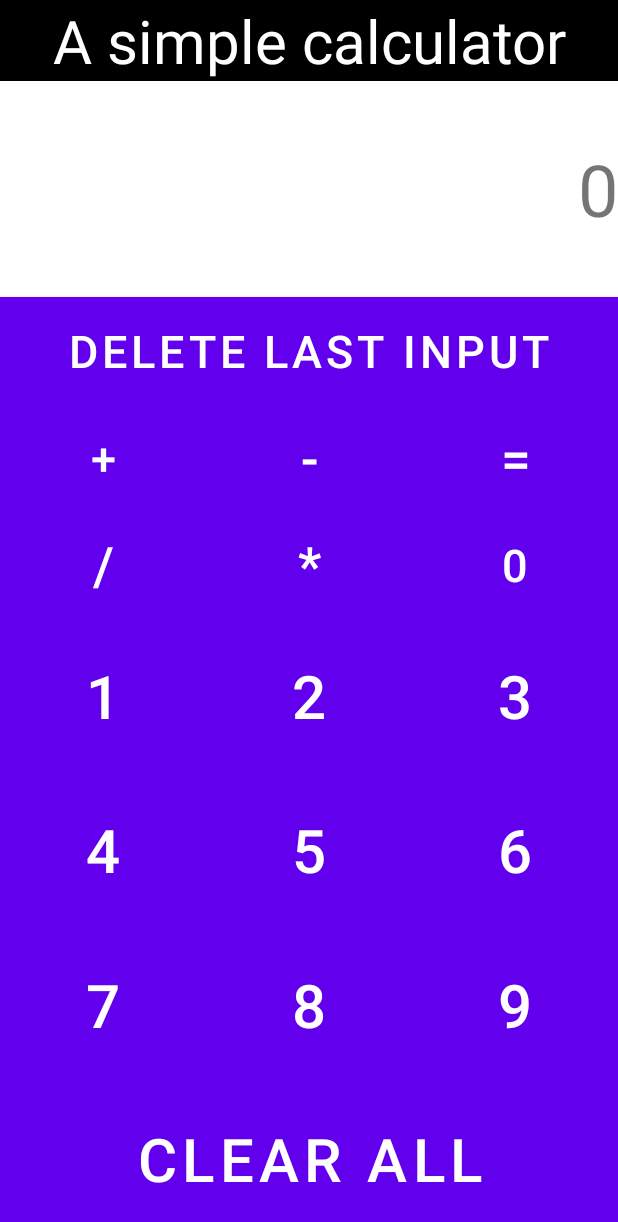
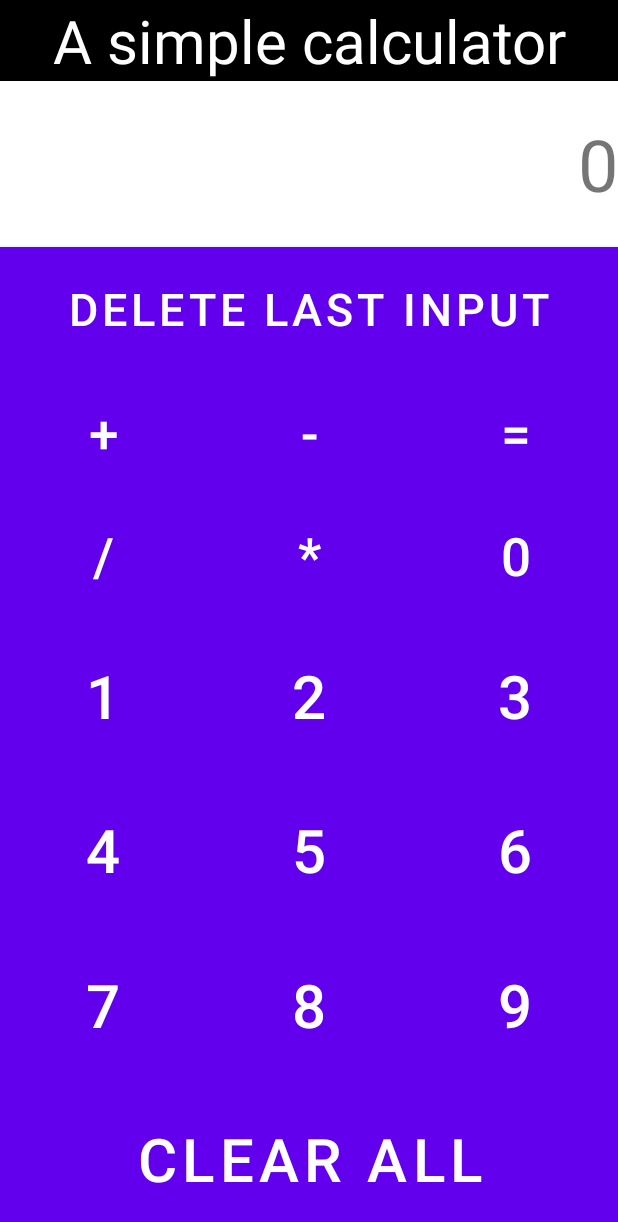
Before and after one commit to ilya-shevtsov/MyCalculator, an Android app: the layout activity_main.xml on its own in the app's theme, with its tools: preview values and no code run, on a phone screen of 412 x 824 dp. Shown: the top 1222 px of the screen. Run offline under Robolectric (Android 15) with nearby library versions, the phone set to English and light mode, and no system bars.

Commit message:
cleaning XML

```diff
--- a/app/src/main/java/com/example/myapplication/MainActivity.kt
+++ b/app/src/main/java/com/example/myapplication/MainActivity.kt
@@ -32,6 +32,7 @@ class MainActivity : AppCompatActivity() {
     private lateinit var buttonMinus: Button
     private lateinit var buttonCalculate: Button
     private lateinit var buttonClearAll: Button
+    private lateinit var buttonClearLast: Button
 
     private lateinit var result: TextView
     private lateinit var headText: TextView
@@ -57,6 +58,7 @@ class MainActivity : AppCompatActivity() {
         buttonMinus = findViewById(R.id.minus)
         buttonCalculate = findViewById(R.id.calculate)
         buttonClearAll = findViewById(R.id.clearAll)
+        buttonClearLast = findViewById(R.id.deleteLastElement)
 
         result = findViewById(R.id.resultID)
         headText = findViewById(R.id.headText)
@@ -65,6 +67,12 @@ class MainActivity : AppCompatActivity() {
             calculationBar = "0"
             result.text = "0"
         }
+
+        buttonClearLast.setOnClickListener {
+            calculationBar = calculationBar.dropLast(1)
+            result.text = calculationBar
+        }
+
 
         buttonZero.setOnClickListener {
             calculationBar += getString(R.string.Zero)
--- a/app/src/main/res/layout/activity_main.xml
+++ b/app/src/main/res/layout/activity_main.xml
@@ -18,7 +18,7 @@
         android:layout_width="wrap_content"
         android:layout_height="wrap_content"
         android:orientation="horizontal"
-        app:layout_constraintGuide_percent="0.24" />
+        app:layout_constraintGuide_percent="0.20" />
 
 
     <TextView
@@ -43,10 +43,10 @@
         android:autoSizeTextType="uniform"
         android:gravity="center_vertical|end"
         android:text="@string/Result"
-        app:layout_constraintBottom_toTopOf="@+id/deleteLastElement"
+        app:layout_constraintBottom_toTopOf="@id/deleteLastElement"
         app:layout_constraintEnd_toEndOf="parent"
         app:layout_constraintStart_toStartOf="parent"
-        app:layout_constraintTop_toBottomOf="@+id/headText"
+        app:layout_constraintTop_toBottomOf="@id/headText"
         tools:targetApi="o" />
 
 
@@ -58,7 +58,7 @@
         android:gravity="center"
         android:text="@string/DeleteLastInput"
         android:textSize="30sp"
-        app:layout_constraintBottom_toTopOf="@+id/sum"
+        app:layout_constraintBottom_toTopOf="@id/sum"
         app:layout_constraintEnd_toEndOf="parent"
         app:layout_constraintStart_toStartOf="parent"
         app:layout_constraintTop_toTopOf="@id/GuidLineUpper" />
@@ -69,9 +69,9 @@
         android:layout_height="0dp"
         android:background="@color/black"
         android:text="@string/Sum"
-        android:textSize="30sp"
-        app:layout_constraintBottom_toTopOf="@+id/divide"
-        app:layout_constraintEnd_toStartOf="@+id/minus"
+        android:textSize="35sp"
+        app:layout_constraintBottom_toTopOf="@id/divide"
+        app:layout_constraintEnd_toStartOf="@id/minus"
         app:layout_constraintStart_toStartOf="parent"
         app:layout_constraintTop_toBottomOf="@id/deleteLastElement" />
 
@@ -83,8 +83,8 @@
         android:text="@string/Minus"
         android:textSize="35sp"
         app:layout_constraintBottom_toBottomOf="@id/sum"
-        app:layout_constraintEnd_toStartOf="@+id/calculate"
-        app:layout_constraintStart_toEndOf="@+id/sum"
+        app:layout_constraintEnd_toStartOf="@id/calculate"
+        app:layout_constraintStart_toEndOf="@id/sum"
         app:layout_constraintTop_toTopOf="@id/sum" />
 
     <Button
@@ -96,7 +96,7 @@
         android:textSize="35sp"
         app:layout_constraintBottom_toBottomOf="@id/sum"
         app:layout_constraintEnd_toEndOf="parent"
-        app:layout_constraintStart_toEndOf="@+id/minus"
+        app:layout_constraintStart_toEndOf="@id/minus"
         app:layout_constraintTop_toTopOf="@id/sum" />
 
     <Button
@@ -106,8 +106,8 @@
         android:background="@color/black"
         android:text="@string/Divide"
         android:textSize="35sp"
-        app:layout_constraintBottom_toTopOf="@+id/one"
-        app:layout_constraintEnd_toStartOf="@+id/minus"
+        app:layout_constraintBottom_toTopOf="@id/GuidLineMiddle"
+        app:layout_constraintEnd_toStartOf="@id/minus"
         app:layout_constraintStart_toStartOf="parent"
         app:layout_constraintTop_toBottomOf="@id/sum" />
 
@@ -119,8 +119,8 @@
         android:text="@string/Multiply"
         android:textSize="35sp"
         app:layout_constraintBottom_toBottomOf="@id/divide"
-        app:layout_constraintEnd_toStartOf="@+id/calculate"
-        app:layout_constraintStart_toEndOf="@+id/sum"
+        app:layout_constraintEnd_toStartOf="@id/calculate"
+        app:layout_constraintStart_toEndOf="@id/sum"
         app:layout_constraintTop_toTopOf="@id/divide" />
 
     <Button
@@ -129,10 +129,10 @@
         android:layout_height="0dp"
         android:background="@color/black"
         android:text="@string/Zero"
-        android:textSize="30sp"
+        android:textSize="35sp"
         app:layout_constraintBottom_toBottomOf="@id/divide"
         app:layout_constraintEnd_toEndOf="parent"
-        app:layout_constraintStart_toEndOf="@+id/minus"
+        app:layout_constraintStart_toEndOf="@id/minus"
         app:layout_constraintTop_toTopOf="@id/divide" />
 
     <Button
@@ -142,8 +142,8 @@
         android:background="@color/black"
         android:text="@string/One"
         android:textSize="40sp"
-        app:layout_constraintBottom_toTopOf="@+id/four"
-        app:layout_constraintEnd_toStartOf="@+id/two"
+        app:layout_constraintBottom_toTopOf="@id/four"
+        app:layout_constraintEnd_toStartOf="@id/two"
         app:layout_constraintStart_toStartOf="parent"
         app:layout_constraintTop_toTopOf="@id/GuidLineMiddle" />
 
@@ -155,8 +155,8 @@
         android:text="@string/Two"
         android:textSize="40sp"
         app:layout_constraintBottom_toBottomOf="@id/one"
-        app:layout_constraintEnd_toStartOf="@+id/three"
-        app:layout_constraintStart_toEndOf="@+id/one"
+        app:layout_constraintEnd_toStartOf="@id/three"
+        app:layout_constraintStart_toEndOf="@id/one"
         app:layout_constraintTop_toTopOf="@id/one" />
 
     <Button
@@ -168,7 +168,7 @@
         android:textSize="40sp"
         app:layout_constraintBottom_toBottomOf="@id/one"
         app:layout_constraintEnd_toEndOf="parent"
-        app:layout_constraintStart_toEndOf="@+id/two"
+        app:layout_constraintStart_toEndOf="@id/two"
         app:layout_constraintTop_toTopOf="@id/one" />
 
     <Button
@@ -178,8 +178,8 @@
         android:background="@color/black"
         android:text="@string/Four"
         android:textSize="40sp"
-        app:layout_constraintBottom_toTopOf="@+id/seven"
-        app:layout_constraintEnd_toStartOf="@+id/two"
+        app:layout_constraintBottom_toTopOf="@id/seven"
+        app:layout_constraintEnd_toStartOf="@id/five"
         app:layout_constraintStart_toStartOf="parent"
         app:layout_constraintTop_toBottomOf="@id/one" />
 
@@ -190,11 +190,10 @@
         android:background="@color/black"
         android:text="@string/Five"
         android:textSize="40sp"
-        app:layout_constraintBottom_toBottomOf="@+id/four"
-        app:layout_constraintEnd_toStartOf="@+id/three"
-        app:layout_constraintStart_toEndOf="@+id/one"
-        app:layout_constraintTop_toBottomOf="@id/two"
-        app:layout_constraintTop_toTopOf="@+id/four" />
+        app:layout_constraintBottom_toBottomOf="@id/four"
+        app:layout_constraintEnd_toStartOf="@id/six"
+        app:layout_constraintStart_toEndOf="@id/four"
+        app:layout_constraintTop_toTopOf="@id/four" />
 
     <Button
         android:id="@+id/six"
@@ -203,11 +202,10 @@
         android:background="@color/black"
         android:text="@string/Six"
         android:textSize="40sp"
-        app:layout_constraintBottom_toBottomOf="@+id/four"
+        app:layout_constraintBottom_toBottomOf="@id/four"
         app:layout_constraintEnd_toEndOf="parent"
-        app:layout_constraintStart_toEndOf="@+id/two"
-        app:layout_constraintTop_toBottomOf="@id/three"
-        app:layout_constraintTop_toTopOf="@+id/four" />
+        app:layout_constraintStart_toEndOf="@id/five"
+        app:layout_constraintTop_toTopOf="@id/four" />
 
     <Button
         android:id="@+id/seven"
@@ -216,11 +214,10 @@
         android:background="@color/black"
         android:text="@string/Seven"
         android:textSize="40sp"
-        app:layout_constraintBottom_toBottomOf="parent"
-        app:layout_constraintBottom_toTopOf="@+id/clearAll"
-        app:layout_constraintEnd_toStartOf="@+id/two"
+        app:layout_constraintBottom_toTopOf="@id/clearAll"
+        app:layout_constraintEnd_toStartOf="@id/eight"
         app:layout_constraintStart_toStartOf="parent"
-        app:layout_constraintTop_toBottomOf="@+id/four" />
+        app:layout_constraintTop_toBottomOf="@id/four" />
 
 
     <Button
@@ -231,9 +228,8 @@
         android:text="@string/Eight"
         android:textSize="40sp"
         app:layout_constraintBottom_toBottomOf="@id/seven"
-        app:layout_constraintEnd_toStartOf="@+id/three"
-        app:layout_constraintStart_toEndOf="@+id/one"
-        app:layout_constraintTop_toBottomOf="@id/seven"
+        app:layout_constraintEnd_toStartOf="@id/nine"
+        app:layout_constraintStart_toEndOf="@id/seven"
         app:layout_constraintTop_toTopOf="@id/seven" />
 
     <Button
@@ -245,8 +241,7 @@
         android:textSize="40sp"
         app:layout_constraintBottom_toBottomOf="@id/seven"
         app:layout_constraintEnd_toEndOf="parent"
-        app:layout_constraintStart_toEndOf="@+id/two"
-        app:layout_constraintTop_toBottomOf="@id/seven"
+        app:layout_constraintStart_toEndOf="@id/eight"
         app:layout_constraintTop_toTopOf="@id/seven" />
 
     <Button
@@ -259,7 +254,7 @@
         app:layout_constraintBottom_toBottomOf="parent"
         app:layout_constraintEnd_toEndOf="parent"
         app:layout_constraintStart_toStartOf="parent"
-        app:layout_constraintTop_toBottomOf="@+id/seven" />
+        app:layout_constraintTop_toBottomOf="@id/seven" />
 
 
 </androidx.constraintlayout.widget.ConstraintLayout>
```
